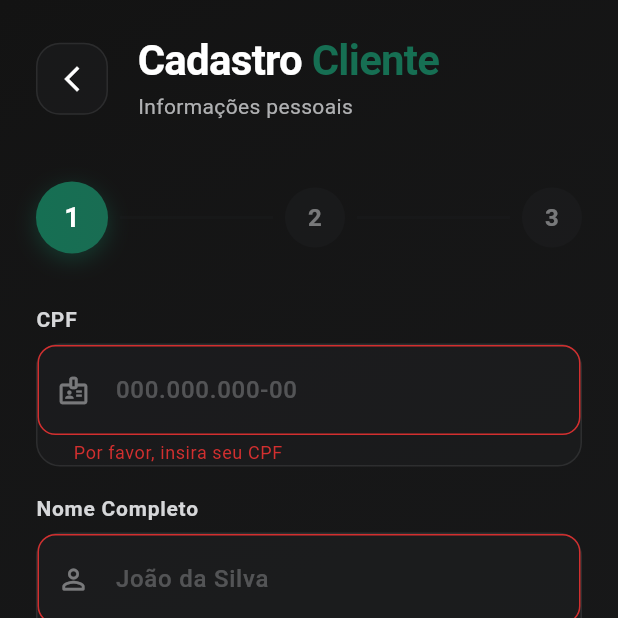
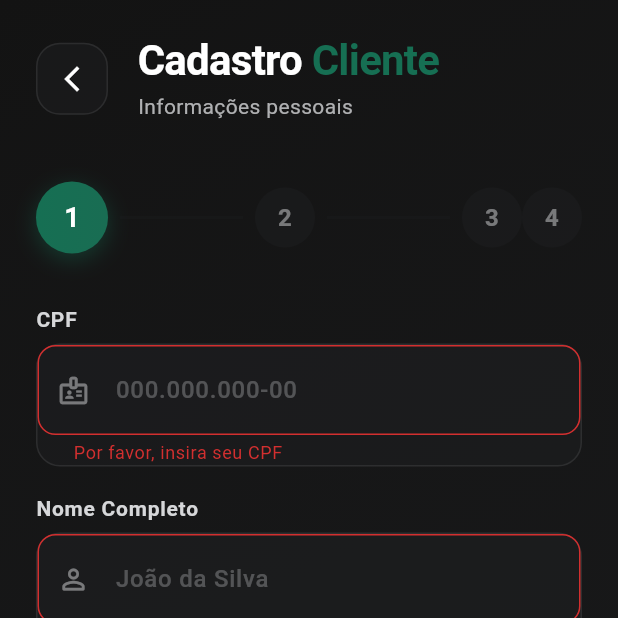
Before and after one commit to gabrielpaiva-projects/simplify, a Flutter app: the ClientRegistrationScreen screen opened directly, after a tap on "Próximo", on a phone screen of 412 x 824 dp, the top half of it. Run offline on Flutter 3.47's test engine with Material 3 defaults, Android fonts, the phone set to English and light mode, and no system bars; our stand-ins replace file_picker, image_picker, mask_text_input_formatter; statements that could not run were skipped.

Commit message:
Add terms and conditions step to client and professional registration
Co-authored-by: carlosgabrielnascimentop <carlosgabrielnascimentop@gmail.com>

```diff
--- a/lib/features/auth/presentation/screens/client_registration_screen.dart
+++ b/lib/features/auth/presentation/screens/client_registration_screen.dart
@@ -72,6 +72,7 @@ class _ClientRegistrationScreenState extends State<ClientRegistrationScreen>
   bool _isPasswordVisible = false;
   bool _isConfirmPasswordVisible = false;
   bool _isSearchingCep = false;
+  bool _acceptedTerms = false;
 
   // Animations
   late AnimationController _fadeController;
@@ -237,13 +238,19 @@ class _ClientRegistrationScreenState extends State<ClientRegistrationScreen>
       case 2:
         isValid = _addressFormKey.currentState?.validate() ?? false;
         if (isValid) {
-          _submitRegistration();
+        break;
+      case 3:
+        if (!_acceptedTerms) {
+          _showValidationError('Você precisa aceitar os termos e condições para continuar');
           return;
+        }
+        _submitRegistration();
+        return;
         }
         break;
     }
 
-    if (isValid && _currentStep < 2) {
+    if (isValid && _currentStep < 3) {
       setState(() => _currentStep++);
       _pageController.nextPage(
         duration: const Duration(milliseconds: 400),
@@ -433,6 +440,7 @@ class _ClientRegistrationScreenState extends State<ClientRegistrationScreen>
                         _buildPersonalDataStep(),
                         _buildPasswordStep(),
                         _buildAddressStep(),
+                        _buildTermsStep(),
                       ],
                     ),
                   ),
@@ -536,6 +544,8 @@ class _ClientRegistrationScreenState extends State<ClientRegistrationScreen>
         return 'Crie sua senha de acesso';
       case 2:
         return 'Endereço completo';
+      case 3:
+        return 'Termos e Condições';
       default:
         return '';
     }
@@ -547,7 +557,7 @@ class _ClientRegistrationScreenState extends State<ClientRegistrationScreen>
       padding: const EdgeInsets.symmetric(horizontal: 24),
       child: Row(
         children: [
-          for (int i = 0; i < 3; i++) ...[
+          for (int i = 0; i < 4; i++) ...[
             _buildStepDot(i),
             if (i < 2) _buildStepConnector(i),
           ],
@@ -1163,8 +1173,8 @@ class _ClientRegistrationScreenState extends State<ClientRegistrationScreen>
           Expanded(
             child: _buildPrimaryButton(
               onPressed: _isLoading ? null : _nextStep,
-              label: _currentStep == 2 ? 'Finalizar' : 'Próximo',
-              icon: _currentStep == 2 ? Icons.check : Icons.arrow_forward_ios,
+              label: _currentStep == 3 ? 'Finalizar' : 'Próximo',
+              icon: _currentStep == 3 ? Icons.check : Icons.arrow_forward_ios,
               isLoading: _isLoading,
             ),
           ),
```
Also changed, not shown: lib/features/auth/presentation/screens/professional_registration_screen.dart (+11 -4 lines).
